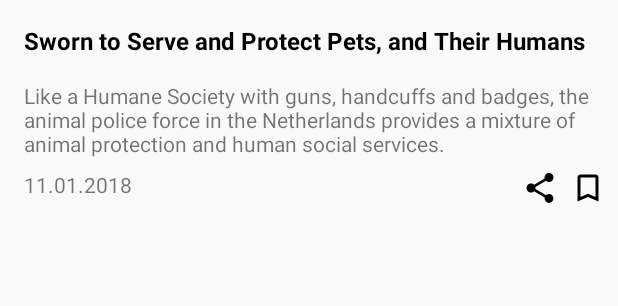
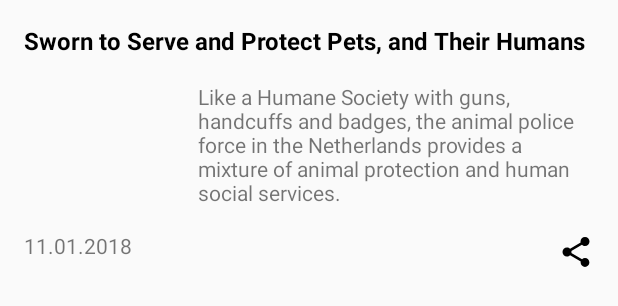
Before and after one commit to Jericho2Code/New-York-Times-Custom-Android-Client, an Android app: the layout list_item_article.xml on its own in the app's theme, with its tools: preview values and no code run, on a phone screen of 412 x 824 dp. Shown: the top 306 px of the screen. Run offline under Robolectric (Android 15) with nearby library versions, the phone set to English and light mode, and no system bars.

Commit message:
refactoring code, delete bookmark (hard to create in current api)

```diff
--- a/app/src/main/java/com/jericho2code/newyorktimescustom/app/di/ArticleListComponent.kt
+++ b/app/src/main/java/com/jericho2code/newyorktimescustom/app/di/ArticleListComponent.kt
@@ -4,7 +4,6 @@ import com.jericho2code.newyorktimescustom.app.di.modules.AppModule
 import com.jericho2code.newyorktimescustom.app.di.modules.ArticleRepositoryModule
 import com.jericho2code.newyorktimescustom.model.AppScope
 import com.jericho2code.newyorktimescustom.presentation.article_list.ArticleListPresenter
-import com.jericho2code.newyorktimescustom.presentation.bookmarklist.BookmarkListPresenter
 import dagger.Component
 
 /**
@@ -14,5 +13,4 @@ import dagger.Component
 @Component(modules = [AppModule::class, ArticleRepositoryModule::class])
 interface ArticleListComponent {
     fun inject(presenter: ArticleListPresenter)
-    fun inject(presenter: BookmarkListPresenter)
 }
--- a/app/src/main/java/com/jericho2code/newyorktimescustom/presentation/article_list/ArticleAdapter.kt
+++ b/app/src/main/java/com/jericho2code/newyorktimescustom/presentation/article_list/ArticleAdapter.kt
@@ -37,7 +37,6 @@ class ArticleAdapter(val context: Context, val changeListener: OnArticleClickLis
         private val snippetView: TextView = itemView.findViewById(R.id.txt_article_snippet)
         private val dateView: TextView = itemView.findViewById(R.id.txt_article_date)
         private val articleImage: ImageView = itemView.findViewById(R.id.img_article_poster)
-        private val bookmarkImage: ImageView = itemView.findViewById(R.id.img_bookmark)
         private val shareImage: ImageView = itemView.findViewById(R.id.img_share)
 
         fun bind(item: Article, listener: OnArticleClickListener) {
@@ -54,9 +53,6 @@ class ArticleAdapter(val context: Context, val changeListener: OnArticleClickLis
                         .into(articleImage)
                 articleImage.visibility = View.VISIBLE
             }
-            bookmarkImage.setBackgroundResource(
-                    if(item.bookmark == true) R.drawable.ic_bookmark_black else R.drawable.ic_bookmark_border_black
-            )
 
             shareImage.setOnClickListener { listener.onShareClick(item) }
             itemView.setOnClickListener { listener.onArticleClick(item)}
--- a/app/src/main/java/com/jericho2code/newyorktimescustom/presentation/main_navigation/NavigationActivity.kt
+++ b/app/src/main/java/com/jericho2code/newyorktimescustom/presentation/main_navigation/NavigationActivity.kt
@@ -10,7 +10,7 @@ import com.jericho2code.newyorktimescustom.R
 import com.jericho2code.newyorktimescustom.app.navigation.HasCicerone
 import com.jericho2code.newyorktimescustom.app.navigation.HasRouter
 import com.jericho2code.newyorktimescustom.presentation.ArticlePagerFragment
-import com.jericho2code.newyorktimescustom.presentation.bookmarklist.BookmarkListFragment
+import com.jericho2code.newyorktimescustom.presentation.search.SearchFragment
 import kotlinx.android.synthetic.main.activity_navigation.*
 import ru.kinoplan24.app.navigation.FrontContainer
 import ru.kinoplan24.app.navigation.Screens
@@ -23,7 +23,6 @@ class NavigationActivity: MvpAppCompatActivity(), HasRouter, HasCicerone {
     }
 
     val screens = listOf(Screens.ARTICLE_LISTS,
-            Screens.BOOKMARKS,
             Screens.SEARCH)
 
     val cicerone = screens.map { it to Cicerone.create() }.toMap()
@@ -35,13 +34,12 @@ class NavigationActivity: MvpAppCompatActivity(), HasRouter, HasCicerone {
 
     private fun screen2fragment(screen: String) = when(screen) {
         Screens.ARTICLE_LISTS -> ArticlePagerFragment()
-        Screens.BOOKMARKS -> BookmarkListFragment()
+        Screens.SEARCH -> SearchFragment()
         else -> Fragment()
     }
 
     private fun index2screen(id: Int = navigation.selectedItemId) = when(id) {
         R.id.navigation_home -> Screens.ARTICLE_LISTS
-        R.id.navigation_bookmark -> Screens.BOOKMARKS
         R.id.navigation_search -> Screens.SEARCH
         else -> throw IllegalStateException()
     }
--- a/app/src/main/res/layout/list_item_article.xml
+++ b/app/src/main/res/layout/list_item_article.xml
@@ -23,13 +23,14 @@
 
     <ImageView
         android:id="@+id/img_article_poster"
-        android:layout_width="0dp"
-        android:layout_height="wrap_content"
+        android:layout_width="100dp"
+        android:layout_height="100dp"
+        android:layout_marginBottom="8dp"
+        android:layout_marginStart="16dp"
         android:layout_marginTop="8dp"
-        android:background="@color/colorText"
         android:adjustViewBounds="true"
         android:scaleType="fitCenter"
-        app:layout_constraintEnd_toEndOf="parent"
+        app:layout_constraintBottom_toTopOf="@+id/txt_article_date"
         app:layout_constraintStart_toStartOf="parent"
         app:layout_constraintTop_toBottomOf="@+id/txt_article_headline" />
 
@@ -37,42 +38,38 @@
         android:id="@+id/txt_article_snippet"
         android:layout_width="0dp"
         android:layout_height="wrap_content"
+        android:layout_marginBottom="8dp"
         android:layout_marginEnd="16dp"
         android:layout_marginStart="16dp"
         android:layout_marginTop="8dp"
         android:textSize="14sp"
+        app:layout_constraintBottom_toTopOf="@+id/txt_article_date"
         app:layout_constraintEnd_toEndOf="parent"
-        app:layout_constraintStart_toStartOf="parent"
-        app:layout_constraintTop_toBottomOf="@+id/img_article_poster"
+        app:layout_constraintStart_toEndOf="@+id/img_article_poster"
+        app:layout_constraintTop_toBottomOf="@+id/txt_article_headline"
         tools:text="Like a Humane Society with guns, handcuffs and badges, the animal police force in the Netherlands provides a mixture of animal protection and human social services." />
 
     <TextView
         android:id="@+id/txt_article_date"
         android:layout_width="wrap_content"
         android:layout_height="wrap_content"
+        android:layout_marginBottom="8dp"
         android:layout_marginStart="16dp"
-        android:layout_marginTop="8dp"
+        app:layout_constraintBottom_toBottomOf="parent"
         app:layout_constraintStart_toStartOf="parent"
-        app:layout_constraintTop_toBottomOf="@+id/txt_article_snippet"
         tools:text="11.01.2018" />
 
-    <ImageView
-        android:id="@+id/img_bookmark"
-        android:layout_width="wrap_content"
-        android:layout_height="wrap_content"
-        android:layout_marginEnd="8dp"
-        android:layout_marginTop="8dp"
-        app:layout_constraintEnd_toEndOf="parent"
-        app:layout_constraintTop_toBottomOf="@+id/txt_article_snippet"
-        app:srcCompat="@drawable/ic_bookmark_border_black" />
 
     <ImageView
         android:id="@+id/img_share"
         android:layout_width="wrap_content"
         android:layout_height="wrap_content"
-        android:layout_marginEnd="8dp"
-        app:layout_constraintEnd_toStartOf="@+id/img_bookmark"
-        app:layout_constraintTop_toTopOf="@+id/img_bookmark"
+        android:layout_marginBottom="8dp"
+        android:layout_marginEnd="16dp"
+        android:layout_marginTop="8dp"
+        app:layout_constraintBottom_toBottomOf="parent"
+        app:layout_constraintEnd_toEndOf="parent"
+        app:layout_constraintTop_toTopOf="@+id/txt_article_date"
         app:srcCompat="@drawable/ic_share_black" />
 
 
--- a/app/src/main/res/menu/navigation.xml
+++ b/app/src/main/res/menu/navigation.xml
@@ -5,10 +5,7 @@
         android:id="@+id/navigation_home"
         android:icon="@drawable/ic_home_black"
         android:title="@string/home" />
-    <item
-        android:id="@+id/navigation_bookmark"
-        android:icon="@drawable/ic_bookmark_black"
-        android:title="@string/bookmark" />
+
     <item
         android:id="@+id/navigation_search"
         android:icon="@drawable/ic_search_black"
--- a/app/src/main/res/values/strings.xml
+++ b/app/src/main/res/values/strings.xml
@@ -5,4 +5,5 @@
     <string name="search">Search</string>
     <string name="about">About</string>
     <string name="settings">Settings</string>
+    <string name="under_construction">Under construction</string>
 </resources>
```
Also changed, not shown: app/src/main/java/com/jericho2code/newyorktimescustom/presentation/bookmarklist/BookmarkAdapter.kt (deleted, +0 -54 lines), app/src/main/java/com/jericho2code/newyorktimescustom/presentation/bookmarklist/BookmarkListFragment.kt (deleted, +0 -69 lines), app/src/main/java/com/jericho2code/newyorktimescustom/presentation/bookmarklist/BookmarkListPresenter.kt (deleted, +0 -23 lines), app/src/main/java/com/jericho2code/newyorktimescustom/presentation/bookmarklist/BookmarkListView.kt (deleted, +0 -12 lines), app/src/main/java/com/jericho2code/newyorktimescustom/presentation/search/SearchFragment.kt (added, +17 -0 lines), app/src/main/res/layout/fragment_bookmark.xml (deleted, +0 -32 lines), app/src/main/res/layout/fragment_search.xml (added, +23 -0 lines), app/src/main/res/layout/list_item_bookmark.xml (deleted, +0 -77 lines), 1 other file.
